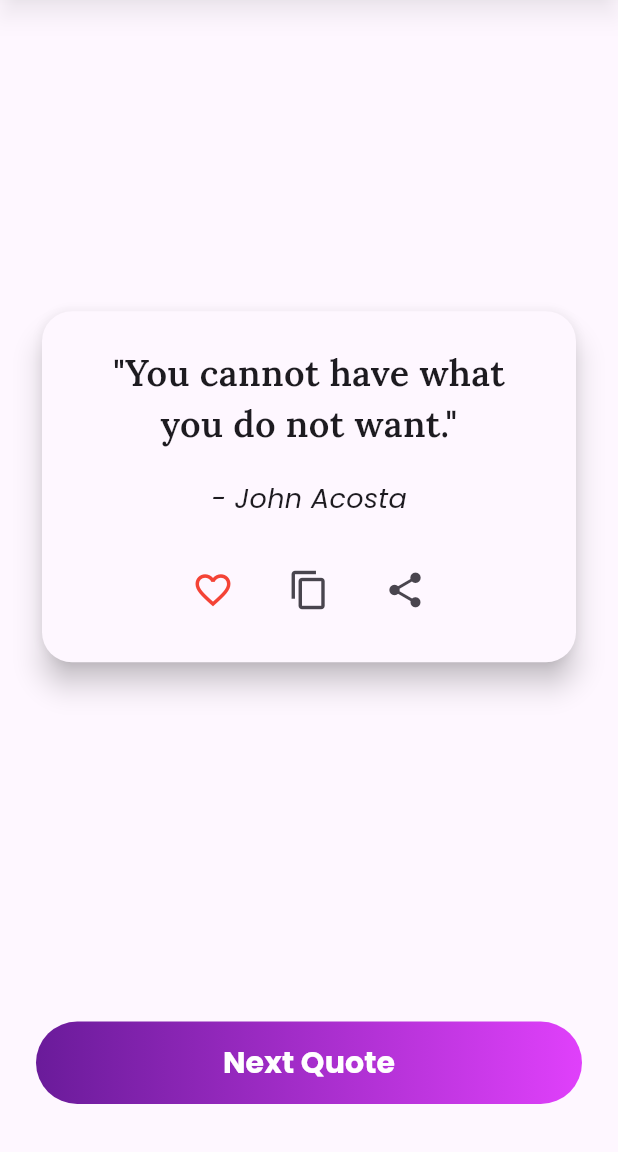
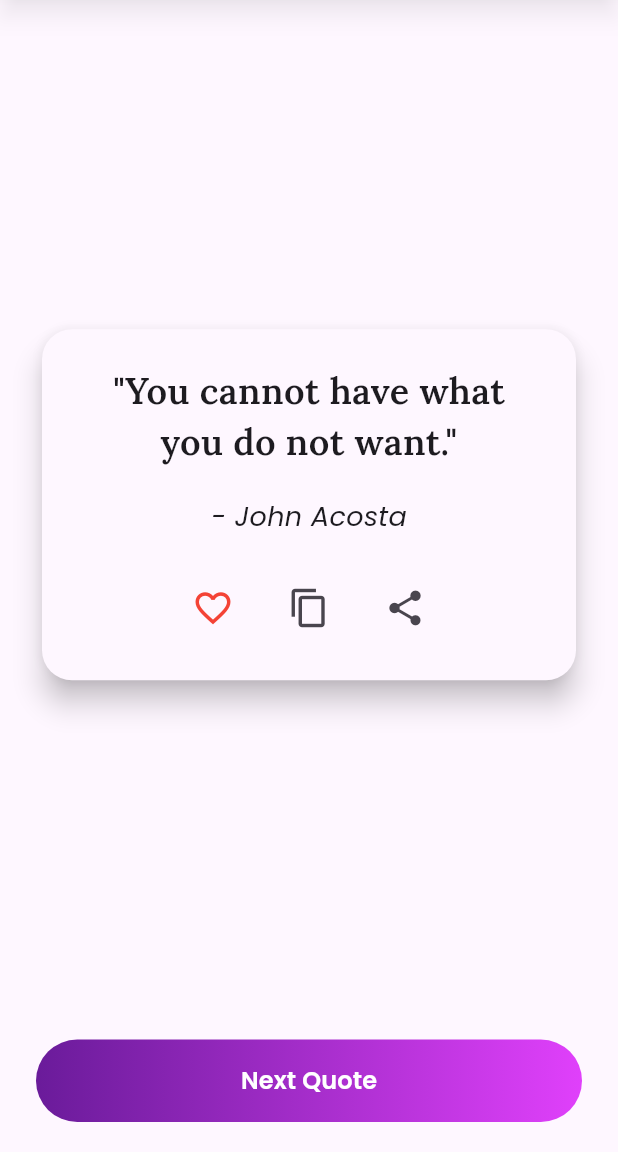
Before and after one commit to HumairaNazir/quotesapp, a Flutter app: the screen it shows after launch, after a tap on "Next Quote", on a phone screen of 412 x 824 dp, the part 84-1236 px from its top. Run offline on Flutter 3.47's test engine with Material 3 defaults, Android fonts, the phone set to English and light mode, and no system bars; our stand-ins replace audioplayers, google_fonts, lottie, share_plus, shared_preferences.

Commit message:
buttons refactor

```diff
--- a/lib/screens/home_screen.dart
+++ b/lib/screens/home_screen.dart
@@ -87,7 +87,6 @@ class HomeScreen extends StatelessWidget {
                               Row(
                                 mainAxisAlignment: MainAxisAlignment.center,
                                 children: [
-                                  // Favorite
                                   IconButton(
                                     icon: Icon(
                                       provider.isQuoteFavorite(
@@ -147,7 +146,19 @@ class HomeScreen extends StatelessWidget {
                   ),
                 ),
 
-                button(provider: provider, text: "Next Quote"),
+                Padding(
+                  padding: const EdgeInsets.symmetric(
+                    horizontal: 24,
+                    vertical: 20,
+                  ),
+                  child: Button(
+                    text: "Next Quote",
+                    playSound: true,
+                    onPressed: () {
+                      provider.getRandomQuote();
+                    },
+                  ),
+                ),
               ],
             ),
     );
--- a/lib/widgets/app_button_widget.dart
+++ b/lib/widgets/app_button_widget.dart
@@ -1,29 +1,38 @@
 import 'package:flutter/material.dart';
 import 'package:google_fonts/google_fonts.dart';
 
-import '../providers/quotes_provider.dart';
+import 'package:audioplayers/audioplayers.dart';
 
-class button extends StatelessWidget {
+class Button extends StatelessWidget {
   final String text;
+  final IconData? icon;
+  final VoidCallback onPressed;
+  final Color startColor;
+  final Color endColor;
+  final bool playSound;
+  final double height;
 
-  const button({super.key, required this.provider, required this.text});
+  final AudioPlayer _player = AudioPlayer();
 
-  final QuotesProvider provider;
+  Button({
+    super.key,
+    required this.text,
+    required this.onPressed,
+    this.icon,
+    this.startColor = const Color(0xFF6A1B9A),
+    this.endColor = const Color(0xFFE040FB),
+    this.playSound = false,
+    this.height = 55,
+  });
 
   @override
   Widget build(BuildContext context) {
-    return Padding(
-      padding: const EdgeInsets.symmetric(horizontal: 24, vertical: 32),
-      child: Container(
-        width: double.infinity,
-        height: 55,
+    return Container(
+      height: height,
       decoration: BoxDecoration(
-          gradient: LinearGradient(
-            colors: [Color(0xFF6A1B9A), Color(0xFFE040FB)],
-          ),
+        gradient: LinearGradient(colors: [startColor, endColor]),
         borderRadius: BorderRadius.circular(30),
       ),
-
       child: ElevatedButton(
         style: ElevatedButton.styleFrom(
           backgroundColor: Colors.transparent,
@@ -33,15 +42,28 @@ class button extends StatelessWidget {
           ),
           elevation: 0,
         ),
-          onPressed: provider.getRandomQuote,
-          child: Text(
+        onPressed: () async {
+          if (playSound) {
+            await _player.play(AssetSource("sounds/ui_tap.mp3"));
+          }
+          onPressed();
+        },
+        child: Row(
+          mainAxisAlignment: MainAxisAlignment.center,
+          children: [
+            if (icon != null) ...[
+              Icon(icon, color: Colors.white),
+              const SizedBox(width: 8),
+            ],
+            Text(
               text,
               style: GoogleFonts.poppins(
-              fontSize: 20,
-              fontWeight: FontWeight.bold,
+                fontSize: 16,
+                fontWeight: FontWeight.w600,
                 color: Colors.white,
               ),
             ),
+          ],
         ),
       ),
     );
--- a/pubspec.yaml
+++ b/pubspec.yaml
@@ -40,6 +40,7 @@ dependencies:
   shared_preferences: ^2.5.4
   lottie: ^3.3.2
   flutter_native_splash: ^2.4.7
+  audioplayers: ^6.5.1
 
 
 
@@ -73,6 +74,7 @@ flutter:
     - assets/quotes.json
     - assets/animations/
     - assets/images/
+    - assets/sounds/
 
 flutter_native_splash:
   color: "#FFFFFF"
```
Also changed, not shown: lib/screens/favorite_screen.dart (+18 -23 lines), pubspec.lock, 6 other files. Lines whose indentation alone changed are shown as unchanged.
